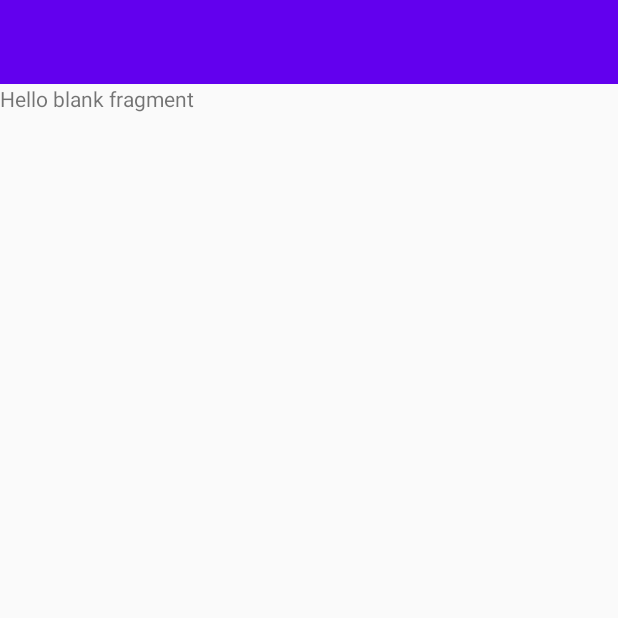
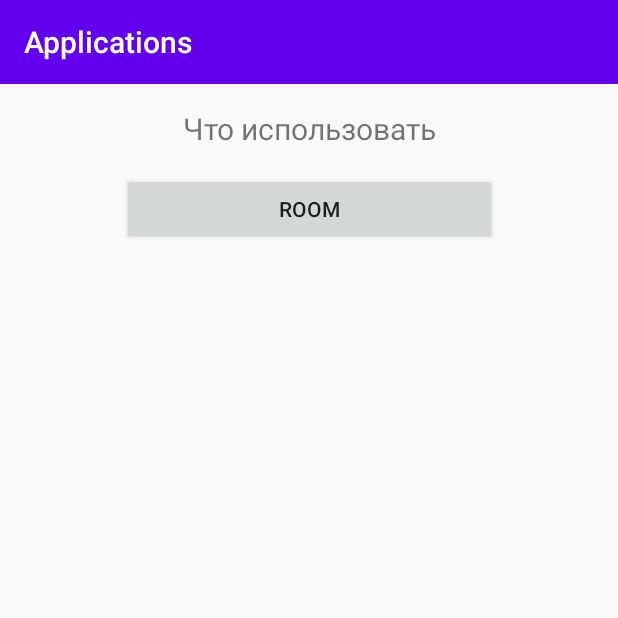
Before and after one commit to sergeyolshanov/SergeyOlshanovApp, an Android app: the StartNoteFragment screen opened through its navigation route, on a phone screen of 412 x 824 dp, the top half of it. Run offline under Robolectric (Android 15) with nearby library versions, the phone set to English and light mode, and no system bars; 2 statements that could not run were skipped.

Commit message:
Create repository

```diff
--- a/app/src/main/java/com/example/notes/sergeyolshanovapp/MainActivity.kt
+++ b/app/src/main/java/com/example/notes/sergeyolshanovapp/MainActivity.kt
@@ -1,18 +1,34 @@
 package com.example.notes.sergeyolshanovapp
 
 import android.os.Bundle
+import androidx.appcompat.widget.Toolbar
 import androidx.appcompat.app.AppCompatActivity
 import androidx.navigation.NavController
 import androidx.navigation.Navigation
+import com.example.notes.sergeyolshanovapp.databinding.ActivityMainBinding
+import com.example.notes.utilits.APP_ACTIVITY
 
 
 class MainActivity : AppCompatActivity() {
 
     var navController: NavController? = null
+    var mToolbar: Toolbar? = null
+    private var binding: ActivityMainBinding? = null
+    val mBinding get() = binding
 
     override fun onCreate(savedInstanceState: Bundle?) {
         super.onCreate(savedInstanceState)
-        setContentView(R.layout.activity_main)
+        binding = ActivityMainBinding.inflate(layoutInflater)
+        setContentView(mBinding?.root)
+        APP_ACTIVITY = this
+        mToolbar = mBinding?.toolbar
         navController = Navigation.findNavController(this, R.id.nav_host_fragment)
+        setSupportActionBar(mToolbar)
+        title = getString(R.string.main_title)
+    }
+
+    override fun onDestroy() {
+        super.onDestroy()
+        binding = null
     }
 }
--- a/app/src/main/java/com/example/notes/sergeyolshanovapp/module/appnotes/StartNoteFragment.kt
+++ b/app/src/main/java/com/example/notes/sergeyolshanovapp/module/appnotes/start/StartNoteFragment.kt
@@ -1,25 +1,40 @@
-package com.example.notes.sergeyolshanovapp.module.appnotes
+package com.example.notes.sergeyolshanovapp.module.appnotes.start
 
 import android.os.Bundle
 import androidx.fragment.app.Fragment
 import android.view.LayoutInflater
 import android.view.View
 import android.view.ViewGroup
+import androidx.lifecycle.ViewModelProvider
 import com.example.notes.sergeyolshanovapp.databinding.FragmentStartNoteBinding
+import com.example.notes.utilits.TYPE_ROOM
 
 class StartNoteFragment : Fragment() {
 
     private var binding: FragmentStartNoteBinding? = null
     private val mBinding get() = binding
+    private var mViewModel: StartNoteViewModel? = null
 
     override fun onCreateView(
         inflater: LayoutInflater, container: ViewGroup?,
         savedInstanceState: Bundle?
     ): View? {
-        super.onCreateView(inflater, container, savedInstanceState)
         binding = FragmentStartNoteBinding.inflate(layoutInflater, container, false)
 
         return mBinding?.root
     }
 
+    override fun onStart() {
+        super.onStart()
+        initialisation()
+    }
+
+    private fun initialisation() {
+        mViewModel = ViewModelProvider(this).get(StartNoteViewModel::class.java)
+        mBinding?.buttonRoom?.setOnClickListener {
+            mViewModel?.initDatabase(TYPE_ROOM)
+        }
+    }
+
+
 }
--- /dev/null
+++ b/app/src/main/res/drawable/ic_exit.xml
@@ -0,0 +1,5 @@
+<vector android:height="24dp" android:tint="#FFFFFF"
+    android:viewportHeight="24" android:viewportWidth="24"
+    android:width="24dp" xmlns:android="http://schemas.android.com/apk/res/android">
+    <path android:fillColor="@android:color/white" android:pathData="M10.09,15.59L11.5,17l5,-5 -5,-5 -1.41,1.41L12.67,11H3v2h9.67l-2.58,2.59zM19,3H5c-1.11,0 -2,0.9 -2,2v4h2V5h14v14H5v-4H3v4c0,1.1 0.89,2 2,2h14c1.1,0 2,-0.9 2,-2V5c0,-1.1 -0.9,-2 -2,-2z"/>
+</vector>
--- a/app/src/main/res/layout/fragment_start_note.xml
+++ b/app/src/main/res/layout/fragment_start_note.xml
@@ -1,14 +1,33 @@
 <?xml version="1.0" encoding="utf-8"?>
-<FrameLayout xmlns:android="http://schemas.android.com/apk/res/android"
+<androidx.constraintlayout.widget.ConstraintLayout xmlns:android="http://schemas.android.com/apk/res/android"
     xmlns:tools="http://schemas.android.com/tools"
     android:layout_width="match_parent"
     android:layout_height="match_parent"
-    tools:context=".module.appnotes.StartNoteFragment">
+    xmlns:app="http://schemas.android.com/apk/res-auto"
+    tools:context=".module.appnotes.start.StartNoteFragment">
 
-    <!-- TODO: Update blank fragment layout -->
     <TextView
-        android:layout_width="match_parent"
-        android:layout_height="match_parent"
-        android:text="@string/hello_blank_fragment" />
+        android:id="@+id/start_note_label"
+        android:layout_width="wrap_content"
+        android:layout_height="wrap_content"
+        android:text="@string/start_label"
+        app:layout_constraintEnd_toEndOf="parent"
+        app:layout_constraintStart_toStartOf="parent"
+        app:layout_constraintTop_toTopOf="parent"
+        android:textSize="@dimen/app_large_text"
+        android:layout_margin="@dimen/app_margin" />
 
-</FrameLayout>
+    <androidx.appcompat.widget.AppCompatButton
+        android:id="@+id/button_room"
+        android:layout_width="@dimen/button_width"
+        android:layout_height="wrap_content"
+        android:text="@string/start_button_room"
+        app:layout_constraintTop_toBottomOf="@+id/start_note_label"
+        app:layout_constraintStart_toStartOf="parent"
+        app:layout_constraintEnd_toEndOf="parent"
+        android:layout_margin="@dimen/app_margin"
+        />
+
+
+
+</androidx.constraintlayout.widget.ConstraintLayout>
--- a/app/src/main/res/layout/note_item.xml
+++ b/app/src/main/res/layout/note_item.xml
@@ -18,7 +18,7 @@
             android:textColor="@color/purple_500"
             android:textStyle="bold"
             android:lines="1"
-            android:textSize="@dimen/item_note_name"
+            android:textSize="@dimen/app_large_text"
             android:gravity="center"
             android:layout_width="match_parent"
             android:layout_height="wrap_content"
@@ -31,7 +31,7 @@
             android:id="@+id/item_note_text"
             android:layout_width="match_parent"
             android:layout_height="wrap_content"
-            android:textSize="@dimen/item_note_text"
+            android:textSize="@dimen/app_normal_text"
             android:layout_margin="@dimen/app_margin"
             tools:text="Note text"
             android:textColor="@color/purple_500"
--- a/app/src/main/res/navigation/navigation_graph.xml
+++ b/app/src/main/res/navigation/navigation_graph.xml
@@ -45,7 +45,7 @@
     </fragment>
     <fragment
         android:id="@+id/startNoteFragment"
-        android:name="com.example.notes.sergeyolshanovapp.module.appnotes.StartNoteFragment"
+        android:name="com.example.notes.sergeyolshanovapp.module.appnotes.start.StartNoteFragment"
         android:label="fragment_start_note"
         tools:layout="@layout/fragment_start_note" >
         <action
--- a/app/src/main/res/values/dimens.xml
+++ b/app/src/main/res/values/dimens.xml
@@ -2,7 +2,8 @@
 <resources>
     <dimen name="card_note_corner_radius">10dp</dimen>
     <dimen name="card_note_elevation">10dp</dimen>
-    <dimen name="item_note_name">20sp</dimen>
+    <dimen name="app_large_text">20sp</dimen>
     <dimen name="app_margin">16dp</dimen>
-    <dimen name="item_note_text">16sp</dimen>
+    <dimen name="app_normal_text">16sp</dimen>
+    <dimen name="button_width">250dp</dimen>
 </resources>
--- a/app/src/main/res/values/strings.xml
+++ b/app/src/main/res/values/strings.xml
@@ -1,5 +1,8 @@
 <resources>
     <string name="app_name">SergeyOlshanovApp</string>
-    <!-- TODO: Remove or change this placeholder text -->
-    <string name="hello_blank_fragment">Hello blank fragment</string>
+    <string name="button_add_note">Добавить</string>
+    <string name="start_label">Что использовать</string>
+    <string name="start_button_room">ROOM</string>
+    <string name="title">Заметки</string>
+    <string name="main_title">Applications</string>
 </resources>
```
Also changed, not shown: app/build.gradle (+21 -0 lines), app/src/main/res/layout/fragment_add_new_note.xml (+21 -1 lines), app/src/main/res/layout/fragment_note.xml (+27 -5 lines).
